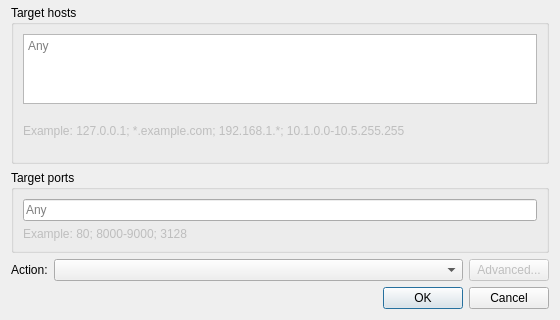
Before: the Qt Designer form src/ui/RuleDialog.ui in ChickenSeller/winroute, drawn with Qt 5; both pictures show x 0 to 560 and y 200 to 520 of the 560 by 520 pixel window.
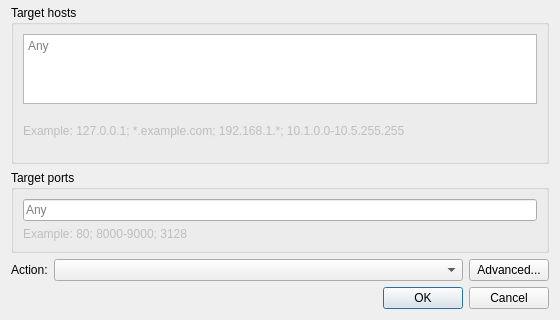
After: the same form once the commit is applied.

```diff
--- a/src/ui/RuleDialog.ui
+++ b/src/ui/RuleDialog.ui
@@ -153,12 +153,6 @@
      </item>
      <item>
       <widget class="QPushButton" name="advancedButton">
-       <property name="enabled">
-        <bool>false</bool>
-       </property>
-       <property name="toolTip">
-        <string>Per-rule network interface selection is not supported yet</string>
-       </property>
        <property name="text">
         <string>Advanced...</string>
        </property>
```
